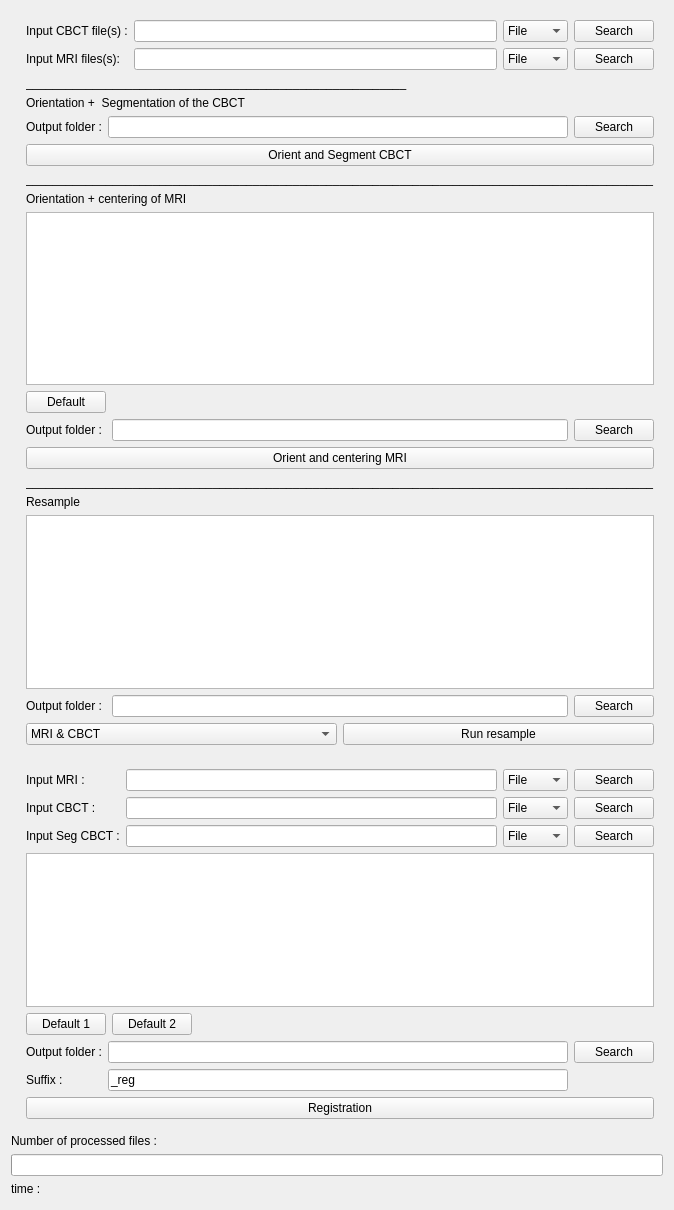
Before: the Qt Designer form MRI2CBCT/Resources/UI/MRI2CBCT.ui in DCBIA-OrthoLab/SlicerAutomatedDentalTools, drawn with Qt 5.
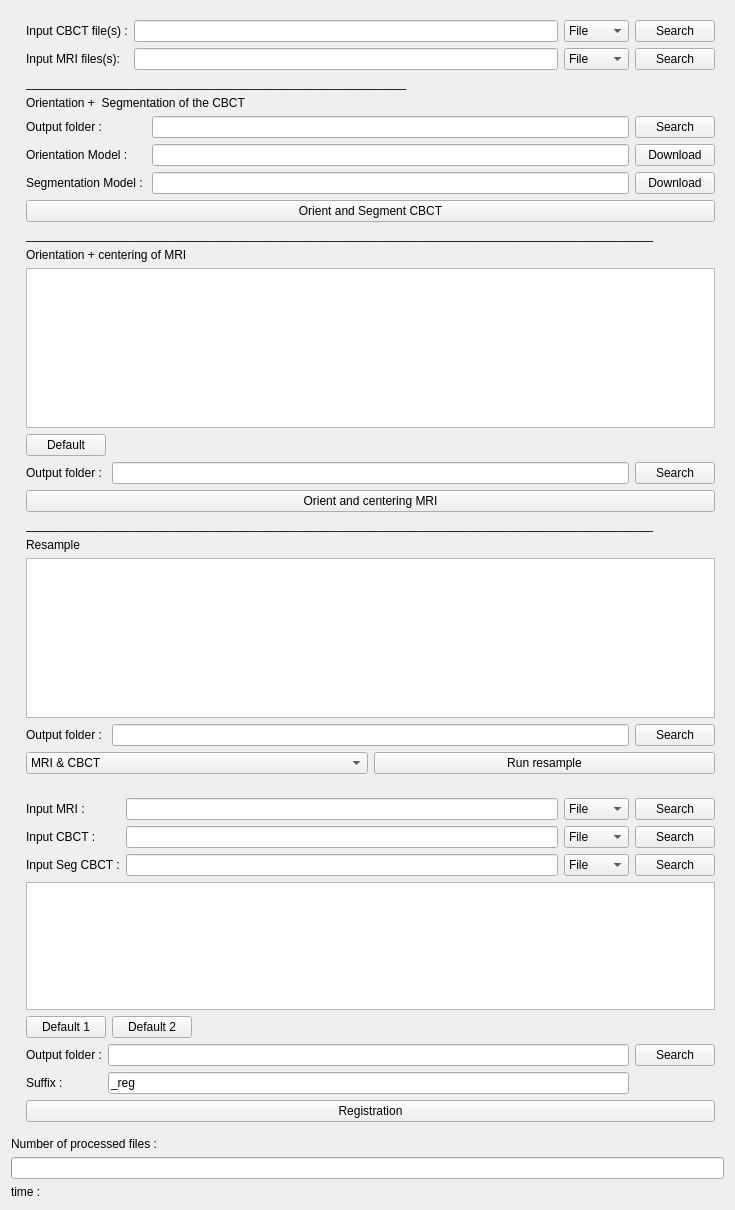
After: the same form once the commit is applied. Custom widgets are drawn as their Qt base class.

Commit message: ENH : implementation of orient + center MRI. Start of resample

Patch:
```diff
--- a/MRI2CBCT/Resources/UI/MRI2CBCT.ui
+++ b/MRI2CBCT/Resources/UI/MRI2CBCT.ui
@@ -6,7 +6,7 @@
    <rect>
     <x>0</x>
     <y>0</y>
-    <width>535</width>
+    <width>735</width>
     <height>1210</height>
    </rect>
   </property>
@@ -103,6 +103,13 @@
       </item>
       <item row="3" column="1">
        <layout class="QGridLayout" name="gridLayout">
+        <item row="1" column="2">
+         <widget class="QPushButton" name="pushButtonDownloadOrientCBCT">
+          <property name="text">
+           <string>Download</string>
+          </property>
+         </widget>
+        </item>
         <item row="0" column="0">
          <widget class="QLabel" name="label_7">
           <property name="text">
@@ -110,6 +117,12 @@
           </property>
          </widget>
         </item>
+        <item row="1" column="1">
+         <widget class="QLineEdit" name="lineEditOrientCBCT"/>
+        </item>
+        <item row="0" column="1">
+         <widget class="QLineEdit" name="lineEditOutputOrientCBCT"/>
+        </item>
         <item row="0" column="2">
          <widget class="QPushButton" name="SearchOutputFolderOrientCBCT">
           <property name="text">
@@ -117,8 +130,29 @@
           </property>
          </widget>
         </item>
-        <item row="0" column="1">
-         <widget class="QLineEdit" name="lineEditOutputOrientCBCT"/>
+        <item row="2" column="1">
+         <widget class="QLineEdit" name="lineEditSegCBCT"/>
+        </item>
+        <item row="1" column="0">
+         <widget class="QLabel" name="label_14">
+          <property name="text">
+           <string>Orientation Model : </string>
+          </property>
+         </widget>
+        </item>
+        <item row="2" column="0">
+         <widget class="QLabel" name="label_15">
+          <property name="text">
+           <string>Segmentation Model : </string>
+          </property>
+         </widget>
+        </item>
+        <item row="2" column="2">
+         <widget class="QPushButton" name="pushButtonDownloadSegCBCT">
+          <property name="text">
+           <string>Download</string>
+          </property>
+         </widget>
         </item>
        </layout>
       </item>
```
The commit also changes 23 other files.
